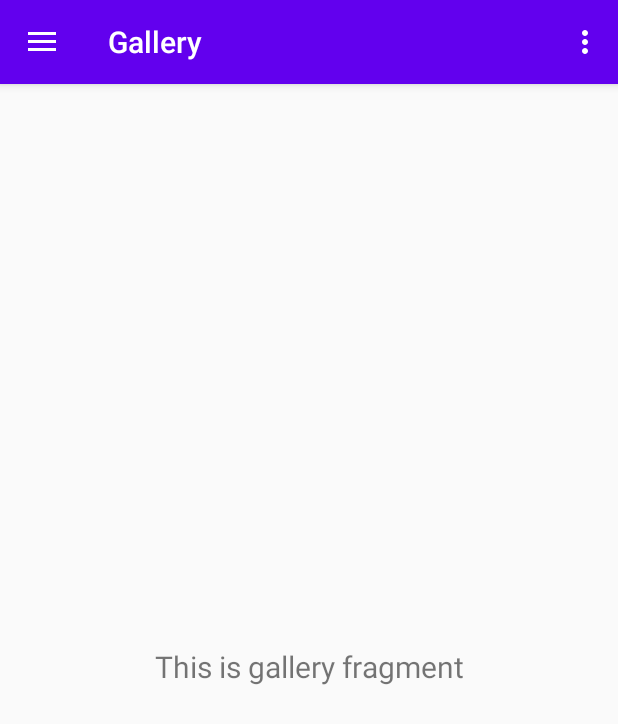
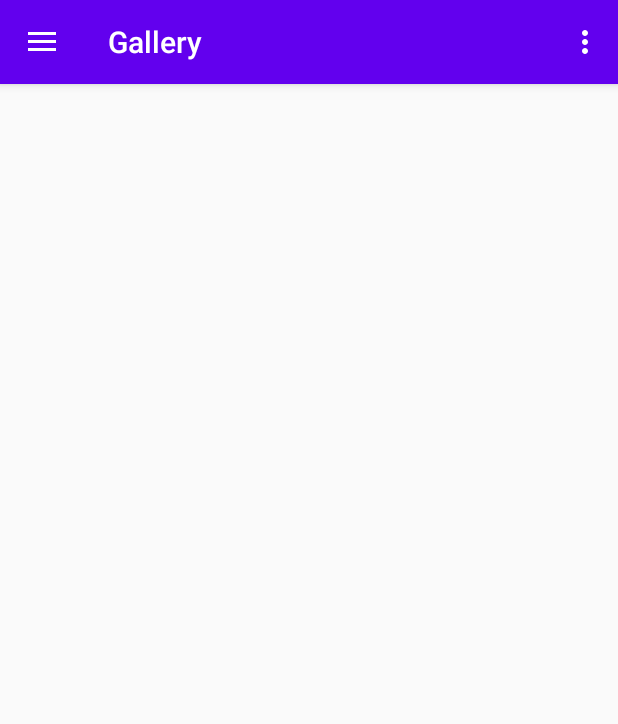
Before and after one commit to irwancannadys/Atlito, an Android app: the screen it shows after launch (MainActivity), in the side drawer, after a tap on "Gallery", on a phone screen of 412 x 824 dp. Shown: the top 724 px of the screen. Run offline under Robolectric (Android 15) with nearby library versions, the phone set to English and light mode, and no system bars; our stand-ins replace navigation-ui.

Commit message:
update fragment

```diff
--- a/app/src/main/java/com/example/atlito/MainActivity.java
+++ b/app/src/main/java/com/example/atlito/MainActivity.java
@@ -1,6 +1,7 @@
 package com.example.atlito;
 
 import android.os.Bundle;
+import android.view.MenuItem;
 import android.view.View;
 import android.view.Menu;
 
@@ -8,6 +9,7 @@ import com.google.android.material.floatingactionbutton.FloatingActionButton;
 import com.google.android.material.snackbar.Snackbar;
 import com.google.android.material.navigation.NavigationView;
 
+import androidx.annotation.NonNull;
 import androidx.navigation.NavController;
 import androidx.navigation.Navigation;
 import androidx.navigation.ui.AppBarConfiguration;
@@ -31,7 +33,9 @@ public class MainActivity extends AppCompatActivity {
         // Passing each menu ID as a set of Ids because each
         // menu should be considered as top level destinations.
         mAppBarConfiguration = new AppBarConfiguration.Builder(
-                R.id.nav_home, R.id.nav_gallery, R.id.nav_slideshow)
+                R.id.nav_home,
+                R.id.nav_gallery,
+                R.id.nav_slideshow)
                 .setDrawerLayout(drawer)
                 .build();
         NavController navController = Navigation.findNavController(this, R.id.nav_host_fragment);
@@ -39,12 +43,21 @@ public class MainActivity extends AppCompatActivity {
         NavigationUI.setupWithNavController(navigationView, navController);
     }
 
+
+    // untuk mendaftarkan menu "Settings" di appbar/toolbar
     @Override
     public boolean onCreateOptionsMenu(Menu menu) {
         getMenuInflater().inflate(R.menu.main, menu);
         return true;
     }
 
+    // untuk menghandle menu option "Settings" bisa diclick
+    @Override
+    public boolean onOptionsItemSelected(@NonNull MenuItem item) {
+        return super.onOptionsItemSelected(item);
+    }
+
+    // untuk menghandle perpindahan antar fragment
     @Override
     public boolean onSupportNavigateUp() {
         NavController navController = Navigation.findNavController(this, R.id.nav_host_fragment);
--- a/app/src/main/java/com/example/atlito/ui/gallery/GalleryFragment.java
+++ b/app/src/main/java/com/example/atlito/ui/gallery/GalleryFragment.java
@@ -20,16 +20,22 @@ public class GalleryFragment extends Fragment {
 
     public View onCreateView(@NonNull LayoutInflater inflater,
                              ViewGroup container, Bundle savedInstanceState) {
-        galleryViewModel =
-                ViewModelProviders.of(this).get(GalleryViewModel.class);
+//        galleryViewModel =
+//                ViewModelProviders.of(this).get(GalleryViewModel.class);
         View root = inflater.inflate(R.layout.fragment_gallery, container, false);
         final TextView textView = root.findViewById(R.id.text_gallery);
-        galleryViewModel.getText().observe(getViewLifecycleOwner(), new Observer<String>() {
-            @Override
-            public void onChanged(@Nullable String s) {
-                textView.setText(s);
-            }
-        });
+//        galleryViewModel.getText().observe(getViewLifecycleOwner(), new Observer<String>() {
+//            @Override
+//            public void onChanged(@Nullable String s) {
+//                textView.setText(s);
+//            }
+//        });
+        calculateData();
         return root;
     }
+
+    private void calculateData() {
+
+    }
+
 }
--- a/app/src/main/res/layout/content_main.xml
+++ b/app/src/main/res/layout/content_main.xml
@@ -17,4 +17,5 @@
         app:layout_constraintRight_toRightOf="parent"
         app:layout_constraintTop_toTopOf="parent"
         app:navGraph="@navigation/mobile_navigation" />
+
 </androidx.constraintlayout.widget.ConstraintLayout>
--- a/app/src/main/res/menu/activity_main_drawer.xml
+++ b/app/src/main/res/menu/activity_main_drawer.xml
@@ -16,5 +16,10 @@
             android:id="@+id/nav_slideshow"
             android:icon="@drawable/ic_menu_slideshow"
             android:title="@string/menu_slideshow" />
+
+        <item
+            android:id="@+id/nav_report"
+            android:icon="@drawable/ic_menu_slideshow"
+            android:title="@string/menu_report" />
     </group>
 </menu>
--- a/app/src/main/res/navigation/mobile_navigation.xml
+++ b/app/src/main/res/navigation/mobile_navigation.xml
@@ -22,4 +22,10 @@
         android:name="com.example.atlito.ui.slideshow.SlideshowFragment"
         android:label="@string/menu_slideshow"
         tools:layout="@layout/fragment_slideshow" />
+
+    <fragment
+        android:id="@+id/nav_report"
+        android:name="com.example.atlito.ui.slideshow.SlideshowFragment"
+        android:label="@string/menu_report"
+        tools:layout="@layout/fragment_slideshow" />
 </navigation>
--- a/app/src/main/res/values/strings.xml
+++ b/app/src/main/res/values/strings.xml
@@ -10,4 +10,5 @@
     <string name="menu_home">Home</string>
     <string name="menu_gallery">Gallery</string>
     <string name="menu_slideshow">Slideshow</string>
+    <string name="menu_report">Report</string>
 </resources>
```
